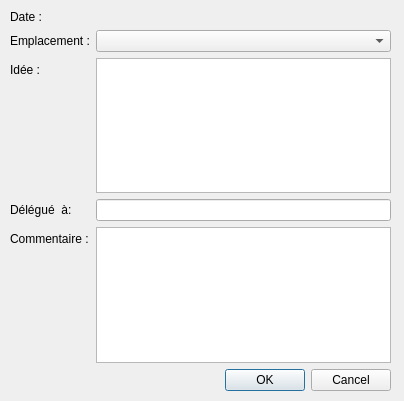
Old version of the form viewQtDesigner/EditerIdee.ui in the repository quintipio/gettingThingsDone.
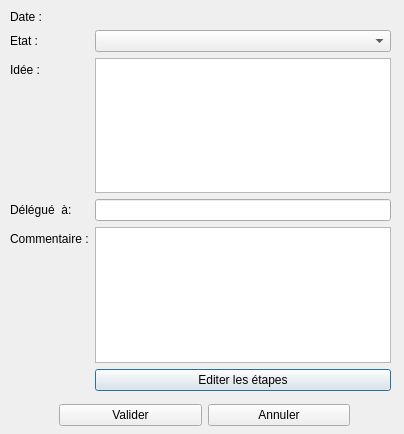
New version of the form.

Diff of the .ui file:
```diff
--- a/viewQtDesigner/EditerIdee.ui
+++ b/viewQtDesigner/EditerIdee.ui
@@ -7,7 +7,7 @@
     <x>0</x>
     <y>0</y>
     <width>404</width>
-    <height>401</height>
+    <height>434</height>
    </rect>
   </property>
   <property name="windowTitle">
@@ -37,6 +37,16 @@
       </property>
      </widget>
     </item>
+    <item row="1" column="0">
+     <widget class="QLabel" name="labelEmplacement">
+      <property name="text">
+       <string>Etat : </string>
+      </property>
+     </widget>
+    </item>
+    <item row="1" column="1">
+     <widget class="QComboBox" name="comboEtat"/>
+    </item>
     <item row="2" column="0">
      <widget class="QLabel" name="labelIdee">
       <property name="text">
@@ -68,24 +78,37 @@
      <widget class="QPlainTextEdit" name="textCommentaire"/>
     </item>
     <item row="5" column="1">
-     <widget class="QDialogButtonBox" name="buttonBox">
-      <property name="orientation">
-       <enum>Qt::Horizontal</enum>
+     <widget class="QPushButton" name="buttonEditerEtapes">
+      <property name="text">
+       <string>Editer les étapes</string>
       </property>
-      <property name="standardButtons">
-       <set>QDialogButtonBox::Cancel|QDialogButtonBox::Ok</set>
-      </property>
      </widget>
     </item>
-    <item row="1" column="0">
-     <widget class="QLabel" name="labelEmplacement">
+   </layout>
+  </widget>
+  <widget class="QWidget" name="horizontalLayoutWidget">
+   <property name="geometry">
+    <rect>
+     <x>59</x>
+     <y>400</y>
+     <width>291</width>
+     <height>31</height>
+    </rect>
+   </property>
+   <layout class="QHBoxLayout" name="horizontalLayout_2">
+    <item>
+     <widget class="QPushButton" name="buttonValider">
       <property name="text">
-       <string>Emplacement :</string>
+       <string>Valider</string>
       </property>
      </widget>
     </item>
-    <item row="1" column="1">
-     <widget class="QComboBox" name="comboEtat"/>
+    <item>
+     <widget class="QPushButton" name="buttonAnnuler">
+      <property name="text">
+       <string>Annuler</string>
+      </property>
+     </widget>
     </item>
    </layout>
   </widget>
```
Left out of the diff: 30 changed lines with no effect on the pictures.
